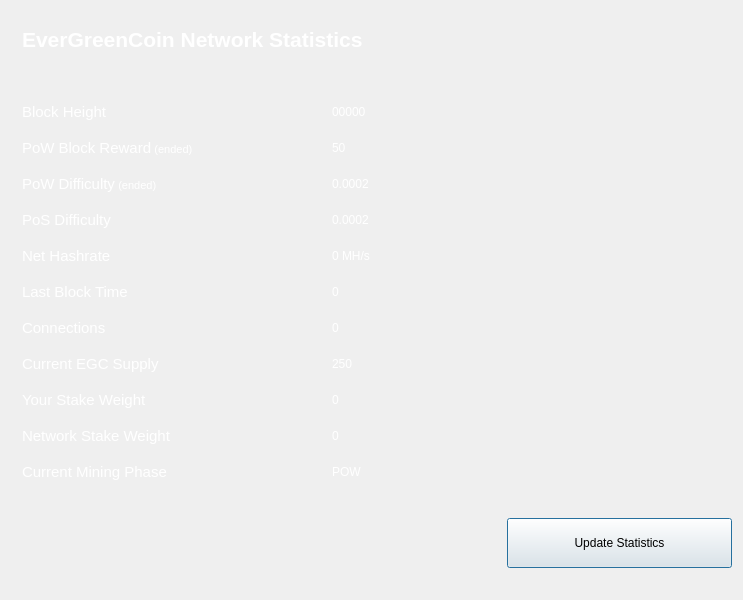
EverGreenCoinDev/EverGreenCoin, file src/qt/forms/statisticspage.ui: the form before one commit.
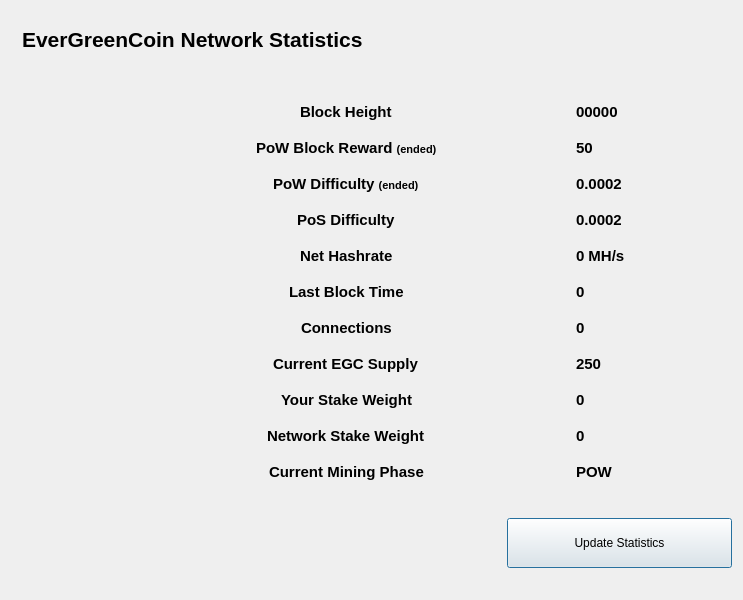
The form after the commit.

```diff
--- a/src/qt/forms/statisticspage.ui
+++ b/src/qt/forms/statisticspage.ui
@@ -16,6 +16,9 @@
   <property name="windowTitle">
    <string>Digging</string>
   </property>
+  <property name="styleSheet">
+   <string notr="true"/>
+  </property>
   <layout class="QGridLayout" name="gridLayout">
    <property name="sizeConstraint">
     <enum>QLayout::SetMaximumSize</enum>
@@ -55,8 +58,11 @@
      </property>
     </spacer>
    </item>
-   <item row="0" column="0">
+   <item row="0" column="0" colspan="2">
     <widget class="QFrame" name="gridFrame_2">
+     <property name="styleSheet">
+      <string notr="true"/>
+     </property>
      <layout class="QGridLayout" name="gridLayout_4">
       <item row="1" column="0">
        <layout class="QHBoxLayout" name="horizontalLayout_4">
@@ -85,7 +91,7 @@
              </colorrole>
              <colorrole role="Button">
               <brush brushstyle="SolidPattern">
-               <color alpha="255">
+               <color alpha="50">
                 <red>1</red>
                 <green>132</green>
                 <blue>87</blue>
@@ -157,16 +163,16 @@
              </colorrole>
              <colorrole role="Base">
               <brush brushstyle="SolidPattern">
-               <color alpha="255">
-                <red>255</red>
-                <green>255</green>
-                <blue>255</blue>
+               <color alpha="50">
+                <red>1</red>
+                <green>132</green>
+                <blue>87</blue>
                </color>
               </brush>
              </colorrole>
              <colorrole role="Window">
               <brush brushstyle="SolidPattern">
-               <color alpha="255">
+               <color alpha="50">
                 <red>1</red>
                 <green>132</green>
                 <blue>87</blue>
@@ -222,7 +228,7 @@
              </colorrole>
              <colorrole role="Button">
               <brush brushstyle="SolidPattern">
-               <color alpha="255">
+               <color alpha="50">
                 <red>1</red>
                 <green>132</green>
                 <blue>87</blue>
@@ -294,16 +300,16 @@
              </colorrole>
              <colorrole role="Base">
               <brush brushstyle="SolidPattern">
-               <color alpha="255">
-                <red>255</red>
-                <green>255</green>
-                <blue>255</blue>
+               <color alpha="50">
+                <red>1</red>
+                <green>132</green>
+                <blue>87</blue>
                </color>
               </brush>
              </colorrole>
              <colorrole role="Window">
               <brush brushstyle="SolidPattern">
-               <color alpha="255">
+               <color alpha="50">
                 <red>1</red>
                 <green>132</green>
                 <blue>87</blue>
@@ -359,7 +365,7 @@
              </colorrole>
              <colorrole role="Button">
               <brush brushstyle="SolidPattern">
-               <color alpha="255">
+               <color alpha="50">
                 <red>1</red>
                 <green>132</green>
                 <blue>87</blue>
@@ -431,7 +437,7 @@
              </colorrole>
              <colorrole role="Base">
               <brush brushstyle="SolidPattern">
-               <color alpha="255">
+               <color alpha="50">
                 <red>1</red>
                 <green>132</green>
                 <blue>87</blue>
@@ -440,7 +446,7 @@
              </colorrole>
              <colorrole role="Window">
               <brush brushstyle="SolidPattern">
-               <color alpha="255">
+               <color alpha="50">
                 <red>1</red>
                 <green>132</green>
                 <blue>87</blue>
@@ -487,7 +493,7 @@
            </palette>
           </property>
           <property name="text">
-           <string>&lt;html&gt;&lt;head/&gt;&lt;body&gt;&lt;p&gt;&lt;span style=&quot; font-size:16pt; font-weight:900; color: #ffffff;&quot;&gt;EverGreenCoin Network Statistics&lt;/span&gt;&lt;/p&gt;&lt;/body&gt;&lt;/html&gt;</string>
+           <string>&lt;html&gt;&lt;head/&gt;&lt;body&gt;&lt;p&gt;&lt;span style=&quot; font-size:16pt; font-weight:900; color: #000000;&quot;&gt;EverGreenCoin Network Statistics&lt;/span&gt;&lt;/p&gt;&lt;/body&gt;&lt;/html&gt;</string>
           </property>
          </widget>
         </item>
@@ -521,8 +527,17 @@
       </item>
       <item row="3" column="0">
        <layout class="QFormLayout" name="formLayout_2">
+        <property name="sizeConstraint">
+         <enum>QLayout::SetMaximumSize</enum>
+        </property>
         <property name="fieldGrowthPolicy">
-         <enum>QFormLayout::FieldsStayAtSizeHint</enum>
+         <enum>QFormLayout::ExpandingFieldsGrow</enum>
+        </property>
+        <property name="labelAlignment">
+         <set>Qt::AlignCenter</set>
+        </property>
+        <property name="formAlignment">
+         <set>Qt::AlignHCenter|Qt::AlignTop</set>
         </property>
         <property name="horizontalSpacing">
          <number>139</number>
@@ -535,8 +550,15 @@
         </property>
         <item row="1" column="0">
          <widget class="QLabel" name="label_14">
+          <property name="font">
+           <font>
+            <pointsize>11</pointsize>
+            <weight>75</weight>
+            <bold>true</bold>
+           </font>
+          </property>
           <property name="styleSheet">
-           <string notr="true">QLabel {color: #ffffff;}</string>
+           <string notr="true"/>
           </property>
           <property name="text">
            <string>&lt;html&gt;&lt;head/&gt;&lt;body&gt;&lt;p&gt;&lt;span style=&quot; font-size:11pt;&quot;&gt;Block Height&lt;/span&gt;&lt;/p&gt;&lt;/body&gt;&lt;/html&gt;</string>
@@ -545,8 +567,15 @@
         </item>
         <item row="1" column="1">
          <widget class="QLabel" name="heightBox">
+          <property name="font">
+           <font>
+            <pointsize>11</pointsize>
+            <weight>75</weight>
+            <bold>true</bold>
+           </font>
+          </property>
           <property name="styleSheet">
-           <string notr="true">QLabel {color: #ffffff;}</string>
+           <string notr="true"/>
           </property>
           <property name="text">
            <string>00000</string>
@@ -558,8 +587,15 @@
         </item>
         <item row="2" column="0">
          <widget class="QLabel" name="label_12">
+          <property name="font">
+           <font>
+            <pointsize>11</pointsize>
+            <weight>75</weight>
+            <bold>true</bold>
+           </font>
+          </property>
           <property name="styleSheet">
-           <string notr="true">QLabel {color: #ffffff;}</string>
+           <string notr="true"/>
           </property>
           <property name="text">
            <string>&lt;html&gt;&lt;head/&gt;&lt;body&gt;&lt;p&gt;&lt;span style=&quot; font-size:11pt;&quot;&gt;PoW Block Reward&lt;/span&gt; &lt;span style=&quot; font-size:8pt;&quot;&gt;(ended)&lt;/span&gt;&lt;/p&gt;&lt;/body&gt;&lt;/html&gt;</string>
@@ -568,8 +604,15 @@
         </item>
         <item row="2" column="1">
          <widget class="QLabel" name="rewardBox">
+          <property name="font">
+           <font>
+            <pointsize>11</pointsize>
+            <weight>75</weight>
+            <bold>true</bold>
+           </font>
+          </property>
           <property name="styleSheet">
-           <string notr="true">QLabel {color: #ffffff;}</string>
+           <string notr="true"/>
           </property>
           <property name="text">
            <string>50</string>
@@ -578,8 +621,15 @@
         </item>
         <item row="3" column="0">
          <widget class="QLabel" name="label_13">
+          <property name="font">
+           <font>
+            <pointsize>11</pointsize>
+            <weight>75</weight>
+            <bold>true</bold>
+           </font>
+          </property>
           <property name="styleSheet">
-           <string notr="true">QLabel {color: #ffffff;}</string>
+           <string notr="true"/>
           </property>
           <property name="text">
            <string>&lt;html&gt;&lt;head/&gt;&lt;body&gt;&lt;p&gt;&lt;span style=&quot; font-size:11pt;&quot;&gt;PoW Difficulty&lt;/span&gt; &lt;span style=&quot; font-size:8pt;&quot;&gt;(ended)&lt;/span&gt;&lt;/p&gt;&lt;/body&gt;&lt;/html&gt;</string>
@@ -588,8 +638,15 @@
         </item>
         <item row="3" column="1">
          <widget class="QLabel" name="diffBox">
+          <property name="font">
+           <font>
+            <pointsize>11</pointsize>
+            <weight>75</weight>
+            <bold>true</bold>
+           </font>
+          </property>
           <property name="styleSheet">
-           <string notr="true">QLabel {color: #ffffff;}</string>
+           <string notr="true"/>
           </property>
           <property name="text">
            <string>0.0002</string>
@@ -598,8 +655,15 @@
         </item>
         <item row="4" column="0">
          <widget class="QLabel" name="label_9">
+          <property name="font">
+           <font>
+            <pointsize>11</pointsize>
+            <weight>75</weight>
+            <bold>true</bold>
+           </font>
+          </property>
           <property name="styleSheet">
-           <string notr="true">QLabel {color: #ffffff;}</string>
+           <string notr="true"/>
           </property>
           <property name="text">
            <string>&lt;html&gt;&lt;head/&gt;&lt;body&gt;&lt;p&gt;&lt;span style=&quot; font-size:11pt;&quot;&gt;PoS Difficulty&lt;/span&gt;&lt;/p&gt;&lt;/body&gt;&lt;/html&gt;</string>
@@ -608,8 +672,15 @@
         </item>
         <item row="4" column="1">
          <widget class="QLabel" name="diffBox2">
+          <property name="font">
+           <font>
+            <pointsize>11</pointsize>
+            <weight>75</weight>
+            <bold>true</bold>
+           </font>
+          </property>
           <property name="styleSheet">
-           <string notr="true">QLabel {color: #ffffff;}</string>
+           <string notr="true"/>
           </property>
           <property name="text">
            <string>0.0002</string>
@@ -618,8 +689,15 @@
         </item>
         <item row="5" column="0">
          <widget class="QLabel" name="label_16">
+          <property name="font">
+           <font>
+            <pointsize>11</pointsize>
+            <weight>75</weight>
+            <bold>true</bold>
+           </font>
+          </property>
           <property name="styleSheet">
-           <string notr="true">QLabel {color: #ffffff;}</string>
+           <string notr="true"/>
           </property>
           <property name="text">
            <string>&lt;html&gt;&lt;head/&gt;&lt;body&gt;&lt;p&gt;&lt;span style=&quot; font-size:11pt;&quot;&gt;Net Hashrate&lt;/span&gt;&lt;/p&gt;&lt;/body&gt;&lt;/html&gt;</string>
@@ -628,8 +706,15 @@
         </item>
         <item row="5" column="1">
          <widget class="QLabel" name="pawrateBox">
+          <property name="font">
+           <font>
+            <pointsize>11</pointsize>
+            <weight>75</weight>
+            <bold>true</bold>
+           </font>
+          </property>
           <property name="styleSheet">
-           <string notr="true">QLabel {color: #ffffff;}</string>
+           <string notr="true"/>
           </property>
           <property name="text">
            <string>0 MH/s</string>
@@ -644,8 +729,15 @@
             <verstretch>0</verstretch>
            </sizepolicy>
           </property>
+          <property name="font">
+           <font>
+            <pointsize>11</pointsize>
+            <weight>75</weight>
+            <bold>true</bold>
+           </font>
+          </property>
           <property name="styleSheet">
-           <string notr="true">QLabel {color: #ffffff;}</string>
+           <string notr="true"/>
           </property>
           <property name="text">
            <string>&lt;html&gt;&lt;head/&gt;&lt;body&gt;&lt;p&gt;&lt;span style=&quot; font-size:11pt;&quot;&gt;Last Block Time&lt;/span&gt;&lt;/p&gt;&lt;/body&gt;&lt;/html&gt;</string>
@@ -654,8 +746,15 @@
         </item>
         <item row="6" column="1">
          <widget class="QLabel" name="localBox">
+          <property name="font">
+           <font>
+            <pointsize>11</pointsize>
+            <weight>75</weight>
+            <bold>true</bold>
+           </font>
+          </property>
           <property name="styleSheet">
-           <string notr="true">QLabel {color: #ffffff;}</string>
+           <string notr="true"/>
           </property>
           <property name="text">
            <string>0</string>
@@ -664,8 +763,15 @@
         </item>
         <item row="7" column="0">
          <widget class="QLabel" name="label1_2">
+          <property name="font">
+           <font>
+            <pointsize>11</pointsize>
+            <weight>75</weight>
+            <bold>true</bold>
+           </font>
+          </property>
           <property name="styleSheet">
-           <string notr="true">QLabel {color: #ffffff;}</string>
+           <string notr="true"/>
           </property>
           <property name="text">
            <string>&lt;html&gt;&lt;head/&gt;&lt;body&gt;&lt;p&gt;&lt;span style=&quot; font-size:11pt;&quot;&gt;Connections&lt;/span&gt;&lt;/p&gt;&lt;/body&gt;&lt;/html&gt;</string>
@@ -674,8 +780,15 @@
         </item>
         <item row="7" column="1">
          <widget class="QLabel" name="connectionBox">
+          <property name="font">
+           <font>
+            <pointsize>11</pointsize>
+            <weight>75</weight>
+            <bold>true</bold>
+           </font>
+          </property>
           <property name="styleSheet">
-           <string notr="true">QLabel {color: #ffffff;}</string>
+           <string notr="true"/>
           </property>
           <property name="text">
            <string>0</string>
@@ -684,8 +797,15 @@
         </item>
         <item row="8" column="0">
          <widget class="QLabel" name="label_8">
+          <property name="font">
+           <font>
+            <pointsize>11</pointsize>
+            <weight>75</weight>
+            <bold>true</bold>
+           </font>
+          </property>
           <property name="styleSheet">
-           <string notr="true">QLabel {color: #ffffff;}</string>
+           <string notr="true"/>
           </property>
           <property name="text">
            <string>&lt;html&gt;&lt;head/&gt;&lt;body&gt;&lt;p&gt;&lt;span style=&quot; font-size:11pt;&quot;&gt;Current EGC Supply&lt;/span&gt;&lt;/p&gt;&lt;/body&gt;&lt;/html&gt;</string>
@@ -694,8 +814,15 @@
         </item>
         <item row="8" column="1">
          <widget class="QLabel" name="volumeBox">
+          <property name="font">
+           <font>
+            <pointsize>11</pointsize>
+            <weight>75</weight>
+            <bold>true</bold>
+           </font>
+          </property>
           <property name="styleSheet">
-           <string notr="true">QLabel {color: #ffffff;}</string>
+           <string notr="true"/>
           </property>
           <property name="text">
            <string>250</string>
@@ -704,8 +831,15 @@
         </item>
         <item row="9" column="0">
          <widget class="QLabel" name="label_10">
+          <property name="font">
+           <font>
+            <pointsize>11</pointsize>
+            <weight>75</weight>
+            <bold>true</bold>
+           </font>
+          </property>
           <property name="styleSheet">
-           <string notr="true">QLabel {color: #ffffff;}</string>
+           <string notr="true"/>
           </property>
           <property name="text">
            <string>&lt;html&gt;&lt;head/&gt;&lt;body&gt;&lt;p&gt;&lt;span style=&quot; font-size:11pt;&quot;&gt;Your Stake Weight&lt;/span&gt;&lt;/p&gt;&lt;/body&gt;&lt;/html&gt;</string>
@@ -714,8 +848,15 @@
         </item>
         <item row="9" column="1">
          <widget class="QLabel" name="minBox">
+          <property name="font">
+           <font>
+            <pointsize>11</pointsize>
+            <weight>75</weight>
+            <bold>true</bold>
+           </font>
+          </property>
           <property name="styleSheet">
-           <string notr="true">QLabel {color: #ffffff;}</string>
+           <string notr="true"/>
           </property>
           <property name="text">
            <string>0</string>
@@ -724,8 +865,15 @@
         </item>
         <item row="10" column="0">
          <widget class="QLabel" name="label_11">
+          <property name="font">
+           <font>
+            <pointsize>11</pointsize>
+            <weight>75</weight>
+            <bold>true</bold>
+           </font>
+          </property>
           <property name="styleSheet">
-           <string notr="true">QLabel {color: #ffffff;}</string>
+           <string notr="true"/>
           </property>
           <property name="text">
            <string>&lt;html&gt;&lt;head/&gt;&lt;body&gt;&lt;p&gt;&lt;span style=&quot; font-size:11pt;&quot;&gt;Network Stake Weight&lt;/span&gt;&lt;/p&gt;&lt;/body&gt;&lt;/html&gt;</string>
@@ -734,8 +882,15 @@
         </item>
         <item row="10" column="1">
          <widget class="QLabel" name="maxBox">
+          <property name="font">
+           <font>
+            <pointsize>11</pointsize>
+            <weight>75</weight>
+            <bold>true</bold>
+           </font>
+          </property>
           <property name="styleSheet">
-           <string notr="true">QLabel {color: #ffffff;}</string>
+           <string notr="true"/>
           </property>
           <property name="text">
            <string>0</string>
@@ -744,8 +899,15 @@
         </item>
         <item row="11" column="0">
          <widget class="QLabel" name="label_15">
+          <property name="font">
+           <font>
+            <pointsize>11</pointsize>
+            <weight>75</weight>
+            <bold>true</bold>
+           </font>
+          </property>
           <property name="styleSheet">
-           <string notr="true">QLabel {color: #ffffff;}</string>
+           <string notr="true"/>
           </property>
           <property name="text">
            <string>&lt;html&gt;&lt;head/&gt;&lt;body&gt;&lt;p&gt;&lt;span style=&quot; font-size:11pt;&quot;&gt;Current Mining Phase&lt;/span&gt;&lt;/p&gt;&lt;/body&gt;&lt;/html&gt;</string>
@@ -754,8 +916,15 @@
         </item>
         <item row="11" column="1">
          <widget class="QLabel" name="cBox">
+          <property name="font">
+           <font>
+            <pointsize>11</pointsize>
+            <weight>75</weight>
+            <bold>true</bold>
+           </font>
+          </property>
           <property name="styleSheet">
-           <string notr="true">QLabel {color: #ffffff;}</string>
+           <string notr="true"/>
           </property>
           <property name="text">
            <string>POW</string>
```
